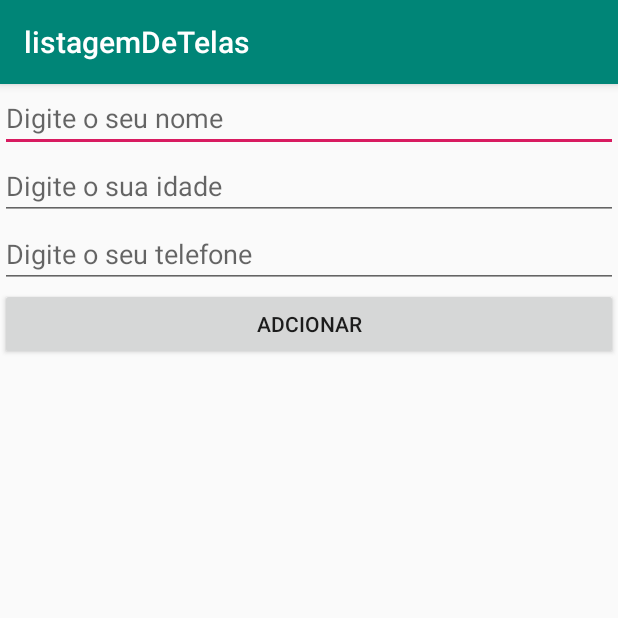
After one commit to renatorsdeoliveira/listagemDeTelas, an Android app: the ListaPessoaActivity screen opened directly, with no data from a screen before it, on a phone screen of 412 x 824 dp, the top half of it. The commit adds this screen. Run offline under Robolectric (Android 15) with nearby library versions, the phone set to English and light mode, and no system bars.

Commit message:
Criado a tela listagemPessoa feita a lisview na página ListagemActivity.java criado a lista o HaspMap e SimpleAdapter

```diff
--- a/app/src/main/AndroidManifest.xml
+++ b/app/src/main/AndroidManifest.xml
@@ -9,9 +9,8 @@
         android:roundIcon="@mipmap/ic_launcher_round"
         android:supportsRtl="true"
         android:theme="@style/AppTheme">
-
-        <activity android:name=".PessoaActivity"/>
-
+        <activity android:name=".ListaPessoaActivity" />
+        <activity android:name=".PessoaActivity" />
         <activity android:name=".HomeActivity">
             <intent-filter>
                 <action android:name="android.intent.action.MAIN" />
--- a/app/src/main/java/mobile/fasam/edu/listagemdetelas/HomeActivity.java
+++ b/app/src/main/java/mobile/fasam/edu/listagemdetelas/HomeActivity.java
@@ -22,7 +22,11 @@ public class HomeActivity extends AppCompatActivity {
             case R.id.btnMudar:
                 intent = new Intent(this,PessoaActivity.class);
                 startActivity(intent);
+            break;
 
+            case R.id.btnAdd:
+                intent = new Intent(this,ListaPessoaActivity.class);
+                startActivity(intent);
             break;
         }
     }
--- /dev/null
+++ b/app/src/main/java/mobile/fasam/edu/listagemdetelas/ListaPessoaActivity.java
@@ -0,0 +1,71 @@
+package mobile.fasam.edu.listagemdetelas;
+
+import androidx.appcompat.app.AppCompatActivity;
+
+import android.os.Bundle;
+import android.view.View;
+import android.widget.EditText;
+import android.widget.ListView;
+import android.widget.SimpleAdapter;
+
+import java.util.ArrayList;
+import java.util.HashMap;
+import java.util.HashSet;
+import java.util.List;
+
+public class ListaPessoaActivity extends AppCompatActivity {
+
+    EditText pessoaNome;
+    EditText pessoaIdade;
+    EditText pessoaTelefone;
+    ListView pessoaListagem;
+
+    List<HashMap<String,String>> lista = new ArrayList<>();
+
+    @Override
+    protected void onCreate(Bundle savedInstanceState) {
+        super.onCreate(savedInstanceState);
+        setContentView(R.layout.activity_lista_pessoa);
+    }
+
+    public void addPssoa(View view) {
+
+        pessoaNome = findViewById(R.id.pessoaNome);
+        pessoaIdade = findViewById(R.id.pessoaIdade);
+        pessoaTelefone = findViewById(R.id.pessoaTelefone);
+
+        String nome, idade, telefone;
+        nome = pessoaNome.getText().toString();
+        idade = pessoaIdade.getText().toString();
+        telefone = pessoaTelefone.getText().toString();
+
+        String dadosSaida = String.format("Pessoa adicionada foi: %s %s %s", nome, idade, telefone);
+
+
+        HashMap<String,String> map = new HashMap<>();
+        map.put("nome", nome);
+        map.put("idade", idade);
+        map.put("telefone", telefone);
+
+        lista.add(map);
+
+
+        String[] de ={"nome","idade","telefone"};
+        int[] para = {R.id.labelNome, R.id.labrelIdade, R.id.labelTelefone};
+
+        SimpleAdapter adapter = new SimpleAdapter(
+            getApplicationContext(),
+            lista,
+            R.layout.item,
+            de,
+            para
+        );
+
+
+        pessoaListagem = findViewById(R.id.pessoaListagem);
+        pessoaListagem.setAdapter(adapter);
+
+
+
+    }
+}
--- /dev/null
+++ b/app/src/main/res/layout/activity_lista_pessoa.xml
@@ -0,0 +1,51 @@
+<?xml version="1.0" encoding="utf-8"?>
+<androidx.constraintlayout.widget.ConstraintLayout xmlns:android="http://schemas.android.com/apk/res/android"
+    xmlns:app="http://schemas.android.com/apk/res-auto"
+    xmlns:tools="http://schemas.android.com/tools"
+    android:layout_width="match_parent"
+    android:layout_height="match_parent"
+    tools:context=".ListaPessoaActivity">
+
+    <LinearLayout
+        android:layout_width="match_parent"
+        android:layout_height="match_parent"
+        android:orientation="vertical">
+
+        <EditText
+            android:id="@+id/pessoaNome"
+            android:layout_width="match_parent"
+            android:layout_height="wrap_content"
+            android:ems="10"
+            android:inputType="textPersonName"
+            android:hint="@string/pessoaNome" />
+
+        <EditText
+            android:id="@+id/pessoaIdade"
+            android:layout_width="match_parent"
+            android:layout_height="wrap_content"
+            android:ems="10"
+            android:inputType="number"
+            android:hint="@string/pessoaIdade"/>
+
+        <EditText
+            android:id="@+id/pessoaTelefone"
+            android:layout_width="match_parent"
+            android:layout_height="wrap_content"
+            android:ems="10"
+            android:inputType="phone"
+            android:hint="@string/pessoaTelefone"/>
+
+        <Button
+            android:id="@+id/btnAdd"
+            android:layout_width="match_parent"
+            android:layout_height="wrap_content"
+            android:onClick="addPssoa"
+            android:text="Adcionar" />
+
+        <ListView
+            android:id="@+id/pessoaListagem"
+            android:layout_width="match_parent"
+            android:layout_height="match_parent" />
+
+    </LinearLayout>
+</androidx.constraintlayout.widget.ConstraintLayout>
--- a/app/src/main/res/values/strings.xml
+++ b/app/src/main/res/values/strings.xml
@@ -4,4 +4,7 @@
     <string name="txtTelefone">Digite seu telefone</string>
     <string name="txtidade">Digite sua idade</string>
     <string name="txtEmail">Digite seu email</string>
+    <string name="pessoaTelefone">Digite o seu telefone</string>
+    <string name="pessoaIdade">Digite o sua idade</string>
+    <string name="pessoaNome">Digite o seu nome</string>
 </resources>
```
Also changed, not shown: app/src/main/res/layout/activity_home.xml (+10 -1 lines), app/src/main/res/layout/item.xml (added, +35 -0 lines).
